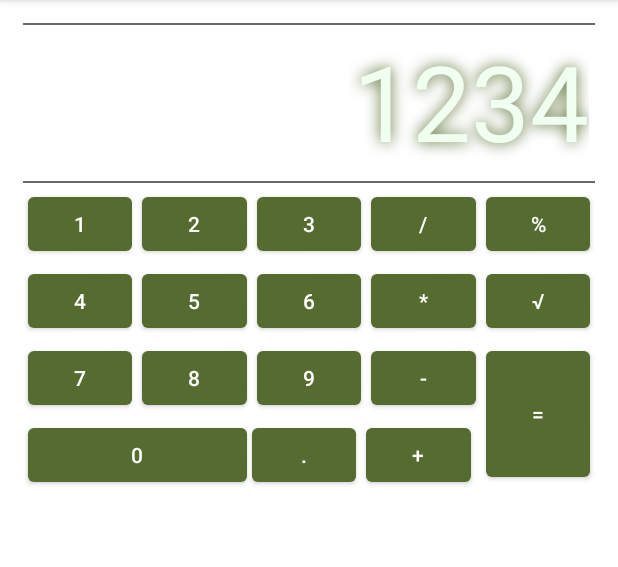
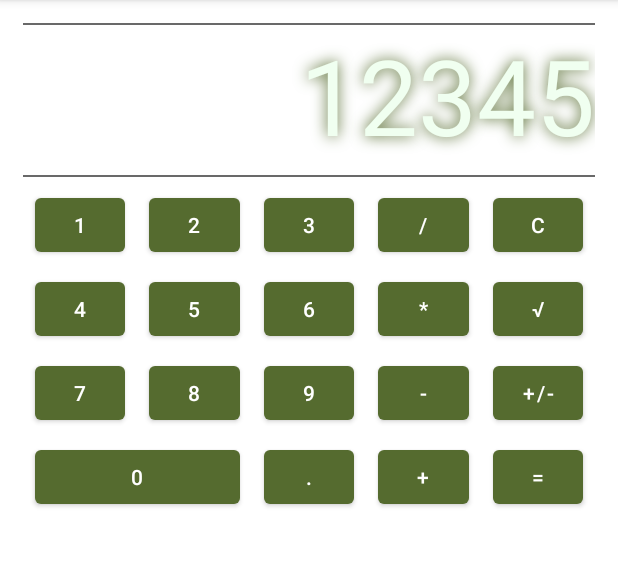
Before and after one commit to lekoal/android_work_n_two, an Android app: the screen it shows after launch (MainActivity), on a phone screen of 412 x 824 dp, the part 84-651 px from its top. Run offline under Robolectric (Android 15) with nearby library versions, the phone set to English and light mode, and no system bars.

Commit message:
common calculator view is completed

```diff
--- a/app/src/main/java/com/example/androidworkntwo/MainActivity.java
+++ b/app/src/main/java/com/example/androidworkntwo/MainActivity.java
@@ -1,7 +1,9 @@
 package com.example.androidworkntwo;
 
 import androidx.appcompat.app.AppCompatActivity;
-
+import android.view.View;
+import android.widget.Button;
+import android.widget.TextView;
 import android.os.Bundle;
 
 public class MainActivity extends AppCompatActivity {
@@ -11,4 +13,6 @@ public class MainActivity extends AppCompatActivity {
         super.onCreate(savedInstanceState);
         setContentView(R.layout.activity_main);
     }
+
+
 }
--- a/app/src/main/res/layout/activity_main.xml
+++ b/app/src/main/res/layout/activity_main.xml
@@ -18,7 +18,6 @@
         android:id="@+id/display"
         android:layout_width="0dp"
         android:layout_height="100dp"
-        android:layout_margin="4dp"
         android:shadowColor="@color/dark_olive"
         android:shadowRadius="12"
         android:text="@string/disp_1"
@@ -52,8 +51,9 @@
         android:id="@+id/key_1"
         android:layout_width="0dp"
         android:layout_height="wrap_content"
-        android:layout_margin="3dp"
         android:text="@string/key_1"
+        app:layout_constraintHorizontal_chainStyle="packed"
+        android:layout_margin="8dp"
         app:layout_constraintEnd_toStartOf="@id/key_2"
         app:layout_constraintStart_toStartOf="parent"
         app:layout_constraintTop_toBottomOf="@id/line_1" />
@@ -62,8 +62,8 @@
         android:id="@+id/key_2"
         android:layout_width="0dp"
         android:layout_height="wrap_content"
-        android:layout_margin="3dp"
         android:text="@string/key_2"
+        android:layout_margin="8dp"
         app:layout_constraintEnd_toStartOf="@id/key_3"
         app:layout_constraintStart_toEndOf="@id/key_1"
         app:layout_constraintTop_toBottomOf="@id/line_1" />
@@ -72,8 +72,8 @@
         android:id="@+id/key_3"
         android:layout_width="0dp"
         android:layout_height="wrap_content"
-        android:layout_margin="3dp"
         android:text="@string/key_3"
+        android:layout_margin="8dp"
         app:layout_constraintEnd_toStartOf="@id/key_divide"
         app:layout_constraintStart_toEndOf="@id/key_2"
         app:layout_constraintTop_toBottomOf="@id/line_1" />
@@ -82,18 +82,18 @@
         android:id="@+id/key_divide"
         android:layout_width="0dp"
         android:layout_height="wrap_content"
-        android:layout_margin="3dp"
         android:text="@string/key_divide"
-        app:layout_constraintEnd_toStartOf="@id/key_percent"
+        android:layout_margin="8dp"
+        app:layout_constraintEnd_toStartOf="@id/key_clear"
         app:layout_constraintStart_toEndOf="@id/key_3"
         app:layout_constraintTop_toBottomOf="@id/line_1" />
 
     <Button
-        android:id="@+id/key_percent"
+        android:id="@+id/key_clear"
         android:layout_width="0dp"
         android:layout_height="wrap_content"
-        android:layout_margin="3dp"
-        android:text="@string/key_percent"
+        android:text="@string/key_clear"
+        android:layout_margin="8dp"
         app:layout_constraintEnd_toEndOf="parent"
         app:layout_constraintStart_toEndOf="@id/key_divide"
         app:layout_constraintTop_toBottomOf="@id/line_1" />
@@ -102,9 +102,10 @@
         android:id="@+id/key_4"
         android:layout_width="0dp"
         android:layout_height="wrap_content"
-        android:layout_margin="3dp"
         android:text="@string/key_4"
+        android:layout_margin="8dp"
         app:layout_constraintEnd_toStartOf="@id/key_5"
+        app:layout_constraintHorizontal_chainStyle="packed"
         app:layout_constraintStart_toStartOf="parent"
         app:layout_constraintTop_toBottomOf="@id/key_1" />
 
@@ -112,8 +113,8 @@
         android:id="@+id/key_5"
         android:layout_width="0dp"
         android:layout_height="wrap_content"
-        android:layout_margin="3dp"
         android:text="@string/key_5"
+        android:layout_margin="8dp"
         app:layout_constraintEnd_toStartOf="@id/key_6"
         app:layout_constraintStart_toEndOf="@id/key_4"
         app:layout_constraintTop_toBottomOf="@id/key_2" />
@@ -122,8 +123,8 @@
         android:id="@+id/key_6"
         android:layout_width="0dp"
         android:layout_height="wrap_content"
-        android:layout_margin="3dp"
         android:text="@string/key_6"
+        android:layout_margin="8dp"
         app:layout_constraintEnd_toStartOf="@id/key_multiply"
         app:layout_constraintStart_toEndOf="@id/key_5"
         app:layout_constraintTop_toBottomOf="@id/key_3" />
@@ -132,8 +133,8 @@
         android:id="@+id/key_multiply"
         android:layout_width="0dp"
         android:layout_height="wrap_content"
-        android:layout_margin="3dp"
         android:text="@string/key_multiply"
+        android:layout_margin="8dp"
         app:layout_constraintEnd_toStartOf="@id/key_square_root"
         app:layout_constraintStart_toEndOf="@id/key_6"
         app:layout_constraintTop_toBottomOf="@id/key_divide" />
@@ -142,18 +143,19 @@
         android:id="@+id/key_square_root"
         android:layout_width="0dp"
         android:layout_height="wrap_content"
-        android:layout_margin="3dp"
         android:text="@string/key_square_root"
+        android:layout_margin="8dp"
         app:layout_constraintEnd_toEndOf="parent"
         app:layout_constraintStart_toEndOf="@id/key_multiply"
-        app:layout_constraintTop_toBottomOf="@id/key_percent" />
+        app:layout_constraintTop_toBottomOf="@id/key_clear" />
 
     <Button
         android:id="@+id/key_7"
         android:layout_width="0dp"
         android:layout_height="wrap_content"
-        android:layout_margin="3dp"
         android:text="@string/key_7"
+        android:layout_margin="8dp"
+        app:layout_constraintHorizontal_chainStyle="packed"
         app:layout_constraintEnd_toStartOf="@id/key_8"
         app:layout_constraintStart_toStartOf="parent"
         app:layout_constraintTop_toBottomOf="@id/key_4" />
@@ -162,8 +164,8 @@
         android:id="@+id/key_8"
         android:layout_width="0dp"
         android:layout_height="wrap_content"
-        android:layout_margin="3dp"
         android:text="@string/key_8"
+        android:layout_margin="8dp"
         app:layout_constraintEnd_toStartOf="@id/key_9"
         app:layout_constraintStart_toEndOf="@id/key_7"
         app:layout_constraintTop_toBottomOf="@id/key_5" />
@@ -172,8 +174,8 @@
         android:id="@+id/key_9"
         android:layout_width="0dp"
         android:layout_height="wrap_content"
-        android:layout_margin="3dp"
         android:text="@string/key_9"
+        android:layout_margin="8dp"
         app:layout_constraintEnd_toStartOf="@id/key_minus"
         app:layout_constraintStart_toEndOf="@id/key_8"
         app:layout_constraintTop_toBottomOf="@id/key_6" />
@@ -182,19 +184,18 @@
         android:id="@+id/key_minus"
         android:layout_width="0dp"
         android:layout_height="wrap_content"
-        android:layout_margin="3dp"
         android:text="@string/key_minus"
-        app:layout_constraintEnd_toStartOf="@id/key_equally"
+        android:layout_margin="8dp"
+        app:layout_constraintEnd_toStartOf="@id/key_negate"
         app:layout_constraintStart_toEndOf="@id/key_9"
         app:layout_constraintTop_toBottomOf="@id/key_multiply" />
 
     <Button
-        android:id="@+id/key_equally"
+        android:id="@+id/key_negate"
         android:layout_width="0dp"
-        android:layout_height="0dp"
-        android:layout_margin="3dp"
-        android:text="@string/key_equally"
-        app:layout_constraintBottom_toBottomOf="@id/key_plus"
+        android:layout_height="wrap_content"
+        android:text="@string/key_negate"
+        android:layout_margin="8dp"
         app:layout_constraintEnd_toEndOf="parent"
         app:layout_constraintStart_toEndOf="@id/key_minus"
         app:layout_constraintTop_toBottomOf="@id/key_square_root" />
@@ -203,30 +204,40 @@
         android:id="@+id/key_0"
         android:layout_width="0dp"
         android:layout_height="wrap_content"
-        android:layout_margin="3dp"
         android:text="@string/key_0"
-        app:layout_constraintEnd_toStartOf="@id/key_dot"
-        app:layout_constraintStart_toStartOf="parent"
+        android:layout_marginTop="8dp"
+        app:layout_constraintEnd_toEndOf="@id/key_8"
+        app:layout_constraintStart_toStartOf="@id/key_7"
         app:layout_constraintTop_toBottomOf="@id/key_7" />
 
     <Button
         android:id="@+id/key_dot"
         android:layout_width="0dp"
         android:layout_height="wrap_content"
-        android:layout_margin="3dp"
         android:text="@string/key_dot"
-        app:layout_constraintEnd_toStartOf="@id/key_plus"
-        app:layout_constraintStart_toEndOf="@id/key_8"
+        android:layout_marginTop="8dp"
+        app:layout_constraintEnd_toEndOf="@id/key_9"
+        app:layout_constraintStart_toStartOf="@id/key_9"
         app:layout_constraintTop_toBottomOf="@id/key_9" />
 
     <Button
         android:id="@+id/key_plus"
         android:layout_width="0dp"
         android:layout_height="wrap_content"
-        android:layout_margin="3dp"
         android:text="@string/key_plus"
+        android:layout_marginTop="8dp"
         app:layout_constraintEnd_toEndOf="@id/key_minus"
-        app:layout_constraintStart_toEndOf="@id/key_dot"
+        app:layout_constraintStart_toStartOf="@id/key_minus"
         app:layout_constraintTop_toBottomOf="@id/key_minus" />
 
+    <Button
+        android:id="@+id/key_equally"
+        android:layout_width="0dp"
+        android:layout_height="wrap_content"
+        android:text="@string/key_equally"
+        android:layout_marginTop="8dp"
+        app:layout_constraintEnd_toEndOf="@id/key_negate"
+        app:layout_constraintStart_toStartOf="@id/key_negate"
+        app:layout_constraintTop_toBottomOf="@id/key_negate" />
+
 </androidx.constraintlayout.widget.ConstraintLayout>
--- a/app/src/main/res/values/strings.xml
+++ b/app/src/main/res/values/strings.xml
@@ -1,11 +1,10 @@
 <resources>
     <string name="app_name">Android work N two</string>
-    <string name="disp_1">1234</string>
+    <string name="disp_1">12345</string>
     <string name="key_1">1</string>
     <string name="key_2">2</string>
     <string name="key_3">3</string>
     <string name="key_divide">/</string>
-    <string name="key_percent">%</string>
     <string name="key_4">4</string>
     <string name="key_5">5</string>
     <string name="key_6">6</string>
@@ -19,4 +18,6 @@
     <string name="key_0">0</string>
     <string name="key_dot">.</string>
     <string name="key_plus">+</string>
+    <string name="key_clear">C</string>
+    <string name="key_negate">+/-</string>
 </resources>
```
